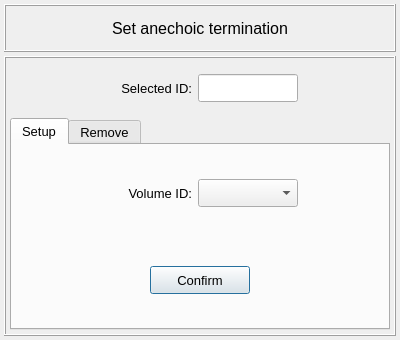
MOPT-UFSC/VIBRA, file vibra/interface/data/ui_files/model/setup/acoustic/set_anechoic_termination_input.ui: the form before one commit.
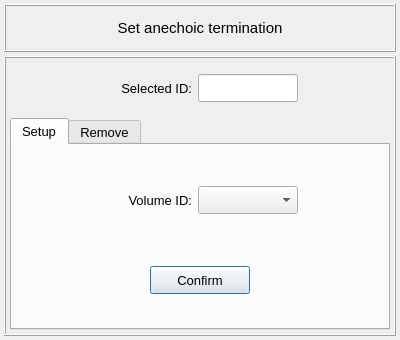
The form after the commit.

Commit message: Adjusments on anechoic impedance UI

The edit to the form file:
```diff
--- a/vibra/interface/data/ui_files/model/setup/acoustic/set_anechoic_termination_input.ui
+++ b/vibra/interface/data/ui_files/model/setup/acoustic/set_anechoic_termination_input.ui
@@ -107,7 +107,7 @@
         <property name="font">
          <font>
           <family>MS Shell Dlg 2</family>
-          <pointsize>12</pointsize>
+          <pointsize>11</pointsize>
           <weight>50</weight>
           <italic>false</italic>
           <bold>false</bold>
@@ -288,7 +288,7 @@
               <number>2</number>
              </property>
              <property name="topMargin">
-              <number>2</number>
+              <number>16</number>
              </property>
              <property name="rightMargin">
               <number>2</number>
```
The commit also changes 6 other files.
